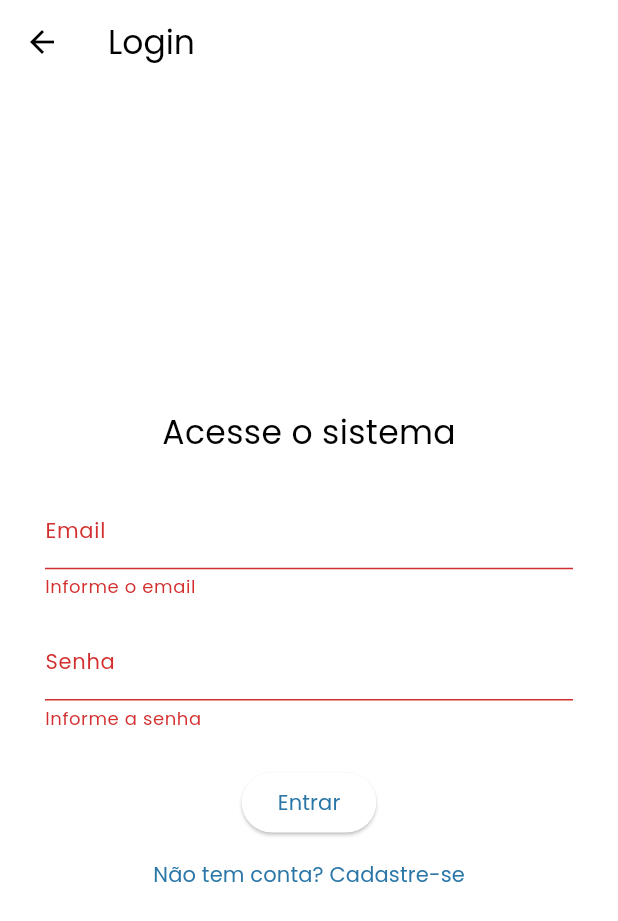
After one commit to ProjetoGestaoInsumos/front_insumos, a Flutter app: the LoginPage screen opened by its route, after a tap on "Entrar", on a phone screen of 412 x 824 dp. The commit adds this screen. Shown: the top 921 px of the screen. Run offline on Flutter 3.47's test engine with Material 3 defaults, Android fonts, the light colour scheme and no system bars; our stand-ins replace dio, flutter_bloc, flutter_secure_storage; accounts and stored records are empty.

Commit message:
feat: Criar a pagina de login page, block e testes com o backend.

```diff
--- a/lib/api/api_service.dart
+++ b/lib/api/api_service.dart
@@ -17,7 +17,7 @@ class ApiService {
   Future<Response?> login(String email, String password) async {
     try {
       final response = await _dio.post(
-        "http://127.0.0.1:8000/auth/login",
+        "$baseUrl/auth/login",
         options: Options(
           headers: {
             "Content-Type": "application/x-www-form-urlencoded",
@@ -39,12 +39,12 @@ class ApiService {
       String name, String email, String password, String userType) async {
     try {
       final response = await _dio.post(
-        "http://127.0.0.1:8000/auth/register",
+        "$baseUrl/auth/register",
         options: Options(
-        headers: {
-          "Content-Type": "application/json",
-        },
-      ),
+          headers: {
+            "Content-Type": "application/json",
+          },
+        ),
         data: {
           'name': name,
           'email': email,
--- a/lib/main.dart
+++ b/lib/main.dart
@@ -1,9 +1,14 @@
 import 'package:flutter/foundation.dart';
 import 'package:flutter/material.dart';
+import 'package:flutter_bloc/flutter_bloc.dart';
+import 'package:front_insumos/api/api_service.dart';
 import 'package:front_insumos/layouts/main_layout.dart';
 import 'package:front_insumos/screens/history_page.dart';
 import 'package:front_insumos/screens/home_page.dart';
 import 'package:front_insumos/screens/items_test_page.dart';
+import 'package:front_insumos/screens/auth/auth_bloc/auth_bloc.dart';
+import 'package:front_insumos/screens/auth/auth_bloc/auth_event.dart';
+import 'package:front_insumos/screens/auth/login_page.dart';
 import 'package:front_insumos/utils/colors.dart';
 import 'package:flutter_web_plugins/url_strategy.dart';
 
@@ -11,7 +16,15 @@ void main() {
   if (kIsWeb) {
     setUrlStrategy(PathUrlStrategy());
   }
-  runApp(MyApp());
+  final apiService = ApiService();
+
+  runApp(
+    BlocProvider(
+      create: (context) =>
+          AuthBloc(apiService: apiService)..add(CheckAuthEvent()),
+      child: const MyApp(),
+    ),
+  );
 }
 
 class MyApp extends StatelessWidget {
@@ -25,8 +38,10 @@ class MyApp extends StatelessWidget {
       theme: ThemeData(
         fontFamily: 'Poppins',
         textTheme: const TextTheme(
-          bodyLarge: TextStyle(fontSize: 14), // Tamanho padrão para textos principais
-          bodyMedium: TextStyle(fontSize: 14), // Tamanho padrão para textos secundários
+          bodyLarge:
+              TextStyle(fontSize: 14), // Tamanho padrão para textos principais
+          bodyMedium:
+              TextStyle(fontSize: 14), // Tamanho padrão para textos secundários
         ),
         colorScheme: ColorScheme.fromSwatch()
             .copyWith(primary: CustomColors.blue, secondary: CustomColors.grey),
@@ -38,6 +53,7 @@ class MyApp extends StatelessWidget {
             ItemsTestPage(), // Rota para a página de produtos
         '/layout': (context) => MainLayout(), // Rota para o layout
         '/historico': (context) => HistoryPage(),
+        '/login': (context) => LoginPage(),
       },
     );
   }
--- /dev/null
+++ b/lib/screens/auth/auth_bloc/auth_bloc.dart
@@ -0,0 +1,69 @@
+import 'package:flutter_secure_storage/flutter_secure_storage.dart';
+import 'package:front_insumos/api/api_service.dart';
+import 'auth_event.dart';
+import 'auth_state.dart';
+import 'package:flutter_bloc/flutter_bloc.dart';
+
+class AuthBloc extends Bloc<AuthEvent, AuthState> {
+  final ApiService apiService;
+  final FlutterSecureStorage secureStorage = const FlutterSecureStorage();
+
+  AuthBloc({required this.apiService}) : super(AuthInitial()) {
+    on<CheckAuthEvent>(_onCheckAuth);
+    on<LoginEvent>(_onLogin);
+    on<LogoutEvent>(_onLogout);
+  }
+
+  Future<void> _onCheckAuth(
+      CheckAuthEvent event, Emitter<AuthState> emit) async {
+    final token = await secureStorage.read(key: 'jwt');
+    final name = await secureStorage.read(key: 'name');
+    final email = await secureStorage.read(key: 'email');
+    final userType = await secureStorage.read(key: 'userType');
+
+    if (token != null && email != null && userType != null) {
+      emit(AuthAuthenticated(
+        name: name ?? '',
+        email: email,
+        userType: userType,
+        token: token,
+      ));
+    } else {
+      emit(AuthUnauthenticated());
+    }
+  }
+
+  Future<void> _onLogin(LoginEvent event, Emitter<AuthState> emit) async {
+    emit(AuthLoading());
+    try {
+      final response = await apiService.login(event.email, event.password);
+      if (response != null && response.statusCode == 200) {
+        final data = response.data;
+        final token = data['access_token'];
+        final user = data['user'];
+
+        // Salva no storage
+        await secureStorage.write(key: 'jwt', value: token);
+        await secureStorage.write(key: 'name', value: user['name']);
+        await secureStorage.write(key: 'email', value: user['email']);
+        await secureStorage.write(key: 'userType', value: user['user_type']);
+
+        emit(AuthAuthenticated(
+          name: user['name'],
+          email: user['email'],
+          userType: user['user_type'],
+          token: token,
+        ));
+      } else {
+        emit(AuthError('Credenciais inválidas.'));
+      }
+    } catch (e) {
+      emit(AuthError('Erro de login: ${e.toString()}'));
+    }
+  }
+
+  Future<void> _onLogout(LogoutEvent event, Emitter<AuthState> emit) async {
+    await secureStorage.deleteAll();
+    emit(AuthUnauthenticated());
+  }
+}
--- /dev/null
+++ b/lib/screens/auth/auth_bloc/auth_event.dart
@@ -0,0 +1,12 @@
+abstract class AuthEvent {}
+
+class CheckAuthEvent extends AuthEvent {}
+
+class LoginEvent extends AuthEvent {
+  final String email;
+  final String password;
+
+  LoginEvent({required this.email, required this.password});
+}
+
+class LogoutEvent extends AuthEvent {}
--- /dev/null
+++ b/lib/screens/auth/auth_bloc/auth_state.dart
@@ -0,0 +1,27 @@
+class AuthState {}
+
+class AuthInitial extends AuthState {}
+
+class AuthLoading extends AuthState {}
+
+class AuthAuthenticated extends AuthState {
+  final String name;
+  final String email;
+  final String userType;
+  final String token;
+
+  AuthAuthenticated({
+    required this.name,
+    required this.email,
+    required this.userType,
+    required this.token,
+  });
+}
+
+class AuthUnauthenticated extends AuthState {}
+
+class AuthError extends AuthState {
+  final String message;
+
+  AuthError(this.message);
+}
--- /dev/null
+++ b/lib/screens/auth/login_page.dart
@@ -0,0 +1,101 @@
+import 'package:flutter/material.dart';
+import 'package:flutter_bloc/flutter_bloc.dart';
+import 'package:front_insumos/screens/auth/auth_bloc/auth_bloc.dart';
+import 'package:front_insumos/screens/auth/auth_bloc/auth_event.dart';
+import 'package:front_insumos/screens/auth/auth_bloc/auth_state.dart';
+
+class LoginPage extends StatefulWidget {
+  const LoginPage({super.key});
+
+  @override
+  State<LoginPage> createState() => _LoginPageState();
+}
+
+class _LoginPageState extends State<LoginPage> {
+  final _formKey = GlobalKey<FormState>();
+  final _emailController = TextEditingController();
+  final _passwordController = TextEditingController();
+
+  String? _errorMessage;
+
+  void _submit() {
+    if (_formKey.currentState?.validate() ?? false) {
+      setState(() => _errorMessage = null);
+      context.read<AuthBloc>().add(LoginEvent(
+            email: _emailController.text.trim(),
+            password: _passwordController.text,
+          ));
+    }
+  }
+
+  @override
+  Widget build(BuildContext context) {
+    return Scaffold(
+      appBar: AppBar(title: const Text('Login')),
+      body: BlocListener<AuthBloc, AuthState>(
+        listener: (context, state) {
+          if (state is AuthAuthenticated) {
+            Navigator.pushReplacementNamed(context, '/');
+          } else if (state is AuthError) {
+            setState(() => _errorMessage = state.message);
+          }
+        },
+        child: Center(
+          child: SizedBox(
+            width: 400,
+            child: Form(
+              key: _formKey,
+              child: Padding(
+                padding: const EdgeInsets.all(24.0),
+                child: Column(
+                  mainAxisSize: MainAxisSize.min,
+                  children: [
+                    const Text('Acesse o sistema',
+                        style: TextStyle(fontSize: 22)),
+                    const SizedBox(height: 24),
+                    if (_errorMessage != null)
+                      Text(
+                        _errorMessage!,
+                        style: const TextStyle(color: Colors.red),
+                      ),
+                    TextFormField(
+                      controller: _emailController,
+                      decoration: const InputDecoration(labelText: 'Email'),
+                      validator: (value) {
+                        if (value == null || value.isEmpty)
+                          return 'Informe o email';
+                        if (!value.contains('@')) return 'Email inválido';
+                        return null;
+                      },
+                    ),
+                    const SizedBox(height: 16),
+                    TextFormField(
+                      controller: _passwordController,
+                      decoration: const InputDecoration(labelText: 'Senha'),
+                      obscureText: true,
+                      validator: (value) {
+                        if (value == null || value.isEmpty)
+                          return 'Informe a senha';
+                        return null;
+                      },
+                    ),
+                    const SizedBox(height: 24),
+                    ElevatedButton(
+                      onPressed: _submit,
+                      child: const Text('Entrar'),
+                    ),
+                    TextButton(
+                      onPressed: () =>
+                          Navigator.pushNamed(context, '/register'),
+                      child: const Text('Não tem conta? Cadastre-se'),
+                    )
+                  ],
+                ),
+              ),
+            ),
+          ),
+        ),
+      ),
+    );
+  }
+}
--- a/pubspec.yaml
+++ b/pubspec.yaml
@@ -31,11 +31,12 @@ dependencies:
   flutter:
     sdk: flutter
   http: ^0.13.3
-  provider: ^5.0.0
+  provider: ^6.0.0
   intl: ^0.19.0
   dio: ^5.8.0+1
   aws_common: ^0.6.4
   flutter_secure_storage: ^9.0.0
+  flutter_bloc: ^9.1.1
 
   flutter_web_plugins:
     sdk: flutter
```
Also changed, not shown: lib/screens/auth/register_page.dart (added), pubspec.lock.
